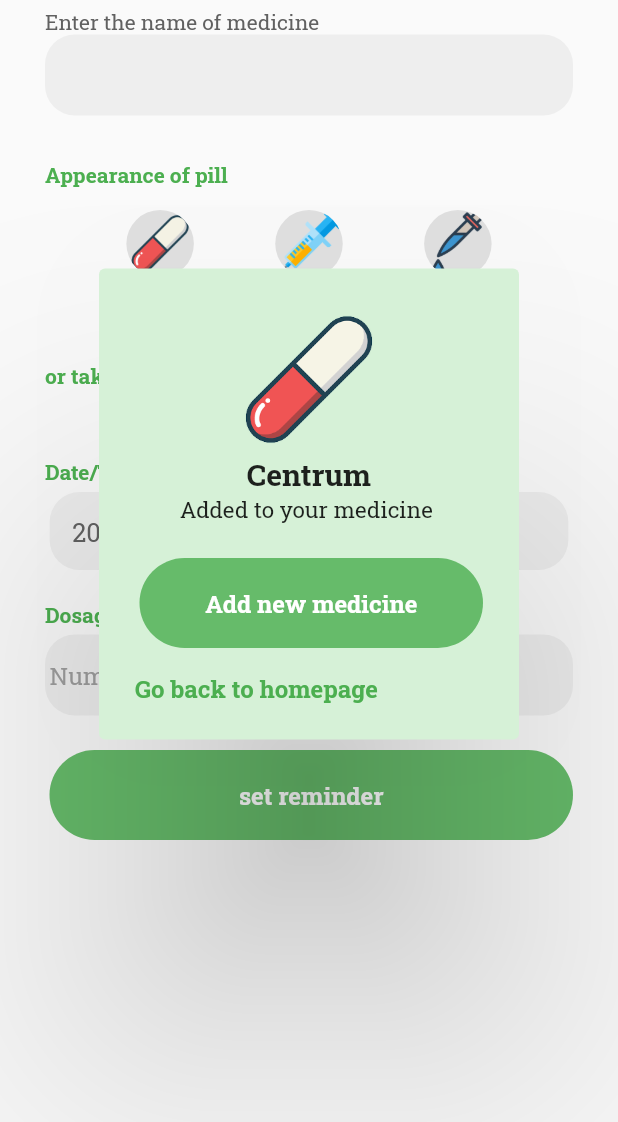
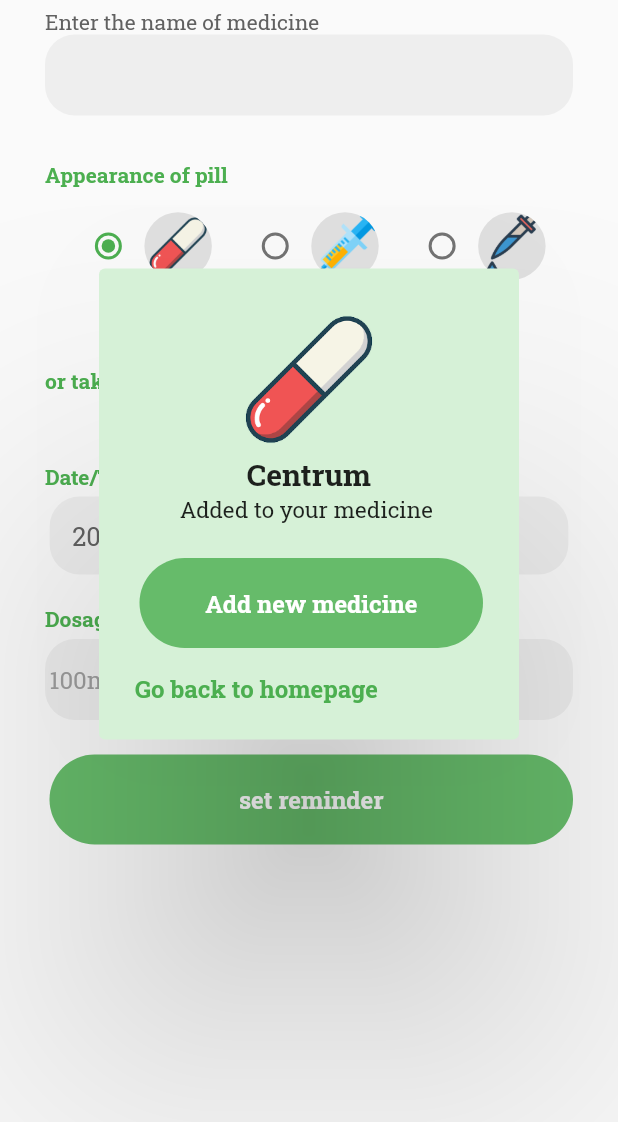
Before and after one commit to FadwaFouad/PharmaTracka, a Flutter app: the AddMedicine screen opened directly, after a tap on "set reminder", on a phone screen of 412 x 824 dp, the part 114-1236 px from its top. Run offline on Flutter 3.47's test engine with Material 2 defaults, Android fonts, the phone set to English and light mode, and no system bars; our stand-ins replace flutter_local_notifications, font_awesome_flutter, table_calendar; missing offline and left inert: dart:ffi.

Commit message:
implement functionality of add new medicine

```diff
--- a/lib/providers/list_provider.dart
+++ b/lib/providers/list_provider.dart
@@ -12,6 +12,7 @@
   }
 
   void changeDate(DateTime date) {
+    // remove hours to make compare
     DateTime newDate = DateTime(date.year, date.month, date.day);
     List<Medicine> list =
         listOfMed.where((element) => element.date == newDate).toList();
--- a/lib/screens/add_medicine/add_medicine.dart
+++ b/lib/screens/add_medicine/add_medicine.dart
@@ -2,7 +2,10 @@
 
 import 'package:flutter/material.dart';
 import 'package:flutter_local_notifications/flutter_local_notifications.dart';
+import 'package:pharm_traka/data/models/medicine.dart';
+import 'package:pharm_traka/providers/list_provider.dart';
 import 'package:pharm_traka/screens/add_medicine/components/medicine_dailog.dart';
+import 'package:provider/provider.dart';
 
 import '../../providers/notify_dart';
 import 'components/medicine_time.dart';
@@ -15,51 +18,20 @@
 
   @override
   State<AddMedicine> createState() => _AddMedicineState();
-
-  static Widget buildMedicineBtn(Function onTap, AssetImage logo) {
-    return GestureDetector(
-      child: Container(
-        height: 45.0,
-        width: 45.0,
-        decoration: BoxDecoration(
-          shape: BoxShape.circle,
-          color: Colors.grey.shade300,
-          image: DecorationImage(
-            image: logo,
-          ),
-        ),
-      ),
-    );
-  }
-
-  static Widget buildMedicineBtnRow() {
-    return Row(
-      mainAxisAlignment: MainAxisAlignment.spaceEvenly,
-      children: <Widget>[
-        buildMedicineBtn(
-          () {},
-          AssetImage(
-            'assets/images/capsule.png',
-          ),
-        ),
-        buildMedicineBtn(
-          () {},
-          AssetImage(
-            'assets/images/injection.png',
-          ),
-        ),
-        buildMedicineBtn(
-          () {},
-          AssetImage(
-            'assets/images/dose.png',
-          ),
-        ),
-      ],
-    );
-  }
 }
 
 class _AddMedicineState extends State<AddMedicine> {
+  // group for radio buttons
+  int? group = 1;
+  // inilize forms feilds
+  String medName = "";
+  DateTime medDate =
+      DateTime(DateTime.now().year, DateTime.now().month, DateTime.now().day);
+  TimeOfDay medTime =
+      TimeOfDay(hour: DateTime.now().hour, minute: DateTime.now().minute);
+  String doseAmount = '100';
+  String doseNum = '1';
+
   @override
   void initState() {
     super.initState();
@@ -91,12 +63,12 @@
                   'Enter the name of medicine',
                   style: TextStyle(color: Colors.grey.shade700),
                 ),
-                InputText(""),
+                nameInputText(),
                 SizedBox(height: 10),
                 SizedBox(height: 20),
                 TextTitle('Appearance of pill'),
                 SizedBox(height: 15),
-                AddMedicine.buildMedicineBtnRow(),
+                buildMedicineBtnRow(),
                 SizedBox(height: 40),
                 Row(
                   children: [
@@ -122,9 +94,9 @@
                 Row(
                   mainAxisAlignment: MainAxisAlignment.spaceEvenly,
                   children: [
-                    Expanded(child: InputText('Num: 1')),
+                    Expanded(child: amountInputText()),
                     SizedBox(width: 10),
-                    Expanded(child: InputText("120mg")),
+                    Expanded(child: doseNumInputText()),
                   ],
                 ),
                 SizedBox(height: 20),
@@ -137,7 +109,23 @@
     );
   }
 
-  Widget InputText(String hint) {
+  String getMedicineImage() {
+    String image = 'assets/images/capsule.png';
+    switch (group) {
+      case 1:
+        image = 'assets/images/capsule.png';
+        break;
+      case 2:
+        image = 'assets/images/injection.png';
+        break;
+      case 3:
+        image = 'assets/images/dose.png';
+        break;
+    }
+    return image;
+  }
+
+  Widget nameInputText() {
     return Container(
       padding: EdgeInsets.all(3),
       decoration: BoxDecoration(
@@ -145,11 +133,48 @@
         borderRadius: BorderRadius.circular(20),
       ),
       child: TextField(
-        keyboardType: TextInputType.phone,
+        onChanged: (value) => medName = value,
         decoration: InputDecoration(
           border: InputBorder.none,
           hintStyle: TextStyle(color: Colors.grey),
-          hintText: hint,
+        ),
+      ),
+    );
+  }
+
+  Widget amountInputText() {
+    return Container(
+      padding: EdgeInsets.all(3),
+      decoration: BoxDecoration(
+        color: Colors.grey.shade200,
+        borderRadius: BorderRadius.circular(20),
+      ),
+      child: TextField(
+        onChanged: (value) => doseAmount = value,
+        keyboardType: TextInputType.phone,
+        decoration: InputDecoration(
+          hintText: '100mg',
+          border: InputBorder.none,
+          hintStyle: TextStyle(color: Colors.grey),
+        ),
+      ),
+    );
+  }
+
+  Widget doseNumInputText() {
+    return Container(
+      padding: EdgeInsets.all(3),
+      decoration: BoxDecoration(
+        color: Colors.grey.shade200,
+        borderRadius: BorderRadius.circular(20),
+      ),
+      child: TextField(
+        onChanged: (value) => doseNum = value,
+        keyboardType: TextInputType.phone,
+        decoration: InputDecoration(
+          hintText: 'Num: 1',
+          border: InputBorder.none,
+          hintStyle: TextStyle(color: Colors.grey),
         ),
       ),
     );
@@ -165,13 +190,24 @@
     );
   }
 
-  Widget confirmButton(context, title) {
+  Widget confirmButton(BuildContext context, title) {
     return Container(
       padding: EdgeInsets.only(top: 3, left: 3),
       child: MaterialButton(
         minWidth: double.infinity,
         height: 60,
         onPressed: () {
+          //save medicine tolist
+          Medicine medicine = Medicine(
+              name: medName,
+              date: medDate,
+              doseAmount: int.parse(doseAmount),
+              image: getMedicineImage(),
+              doseNum: int.parse(doseNum),
+              time: medTime);
+          context.read<ListProvider>().addNewMedicine(medicine);
+
+          // popup confirm dialog
           MedicineNotify.showBigTextNotification(
             title: 'Don\'t forget take Medicine',
             body: 'Centrum- 1 pills',
@@ -222,4 +258,85 @@
       ],
     );
   }
+
+  Widget buildMedicineBtn(Function onTap, AssetImage logo) {
+    return GestureDetector(
+      child: Container(
+        height: 45.0,
+        width: 45.0,
+        decoration: BoxDecoration(
+          shape: BoxShape.circle,
+          color: Colors.grey.shade300,
+          image: DecorationImage(
+            image: logo,
+          ),
+        ),
+      ),
+    );
+  }
+
+  Widget buildMedicineBtnRow() {
+    return Row(
+      mainAxisAlignment: MainAxisAlignment.spaceEvenly,
+      children: <Widget>[
+        Row(
+          children: [
+            Radio(
+              value: 1,
+              groupValue: group,
+              onChanged: (value) {
+                setState(() {
+                  group = value;
+                });
+              },
+            ),
+            buildMedicineBtn(
+              () {},
+              AssetImage(
+                'assets/images/capsule.png',
+              ),
+            ),
+          ],
+        ),
+        Row(
+          children: [
+            Radio(
+              value: 2,
+              groupValue: group,
+              onChanged: (value) {
+                setState(() {
+                  group = value;
+                });
+              },
+            ),
+            buildMedicineBtn(
+              () {},
+              AssetImage(
+                'assets/images/injection.png',
+              ),
+            ),
+          ],
+        ),
+        Row(
+          children: [
+            Radio(
+              value: 3,
+              groupValue: group,
+              onChanged: (value) {
+                setState(() {
+                  group = value;
+                });
+              },
+            ),
+            buildMedicineBtn(
+              () {},
+              AssetImage(
+                'assets/images/dose.png',
+              ),
+            ),
+          ],
+        ),
+      ],
+    );
+  }
 }
```
